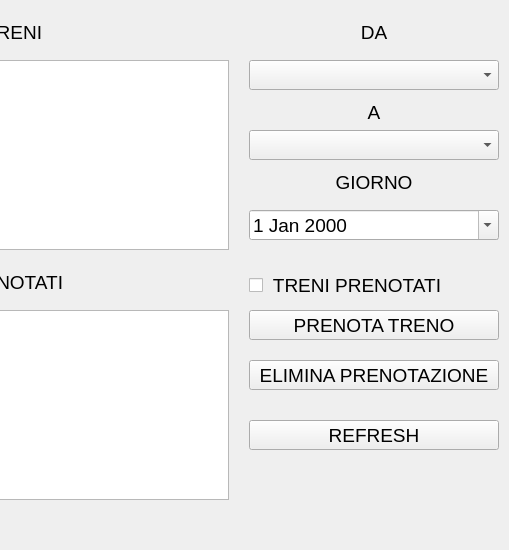
Qt form MainWindow.ui (LuginiAndrea/ProgettoInfoQT) before a commit; both pictures show x 291 to 800 and y 0 to 550 of the 800 by 550 pixel window.
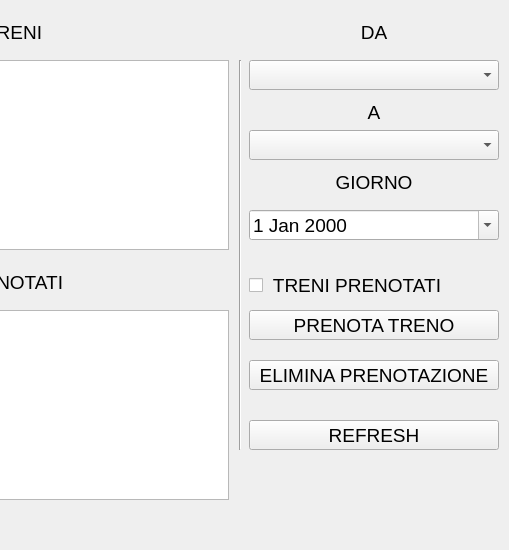
The same form after that commit.

```diff
--- a/MainWindow.ui
+++ b/MainWindow.ui
@@ -259,6 +259,25 @@
      </rect>
     </property>
    </widget>
+   <widget class="Line" name="line_2">
+    <property name="geometry">
+     <rect>
+      <x>530</x>
+      <y>60</y>
+      <width>3</width>
+      <height>390</height>
+     </rect>
+    </property>
+    <property name="frameShadow">
+     <enum>QFrame::Sunken</enum>
+    </property>
+    <property name="lineWidth">
+     <number>1</number>
+    </property>
+    <property name="orientation">
+     <enum>Qt::Vertical</enum>
+    </property>
+   </widget>
   </widget>
  </widget>
  <resources/>
```
